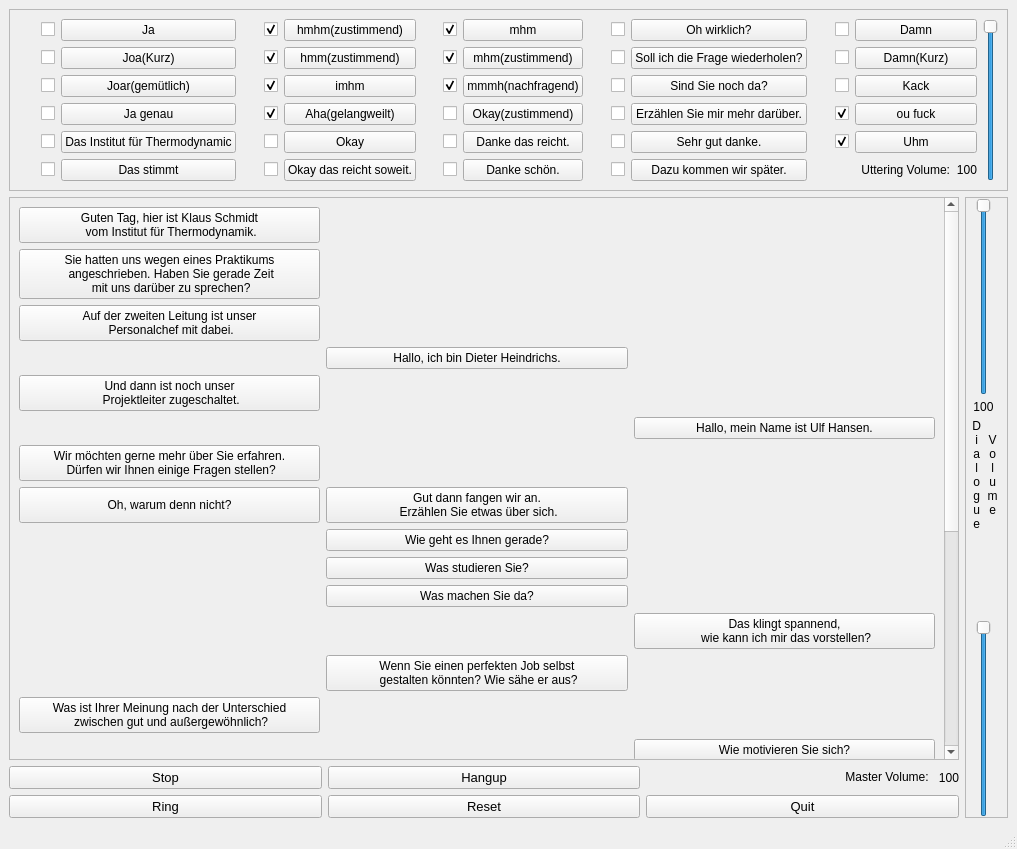
Before: the Qt Designer form DialogueSampler.ui in JoReIMT/Dialogue-Sample-Player, drawn with Qt 5.
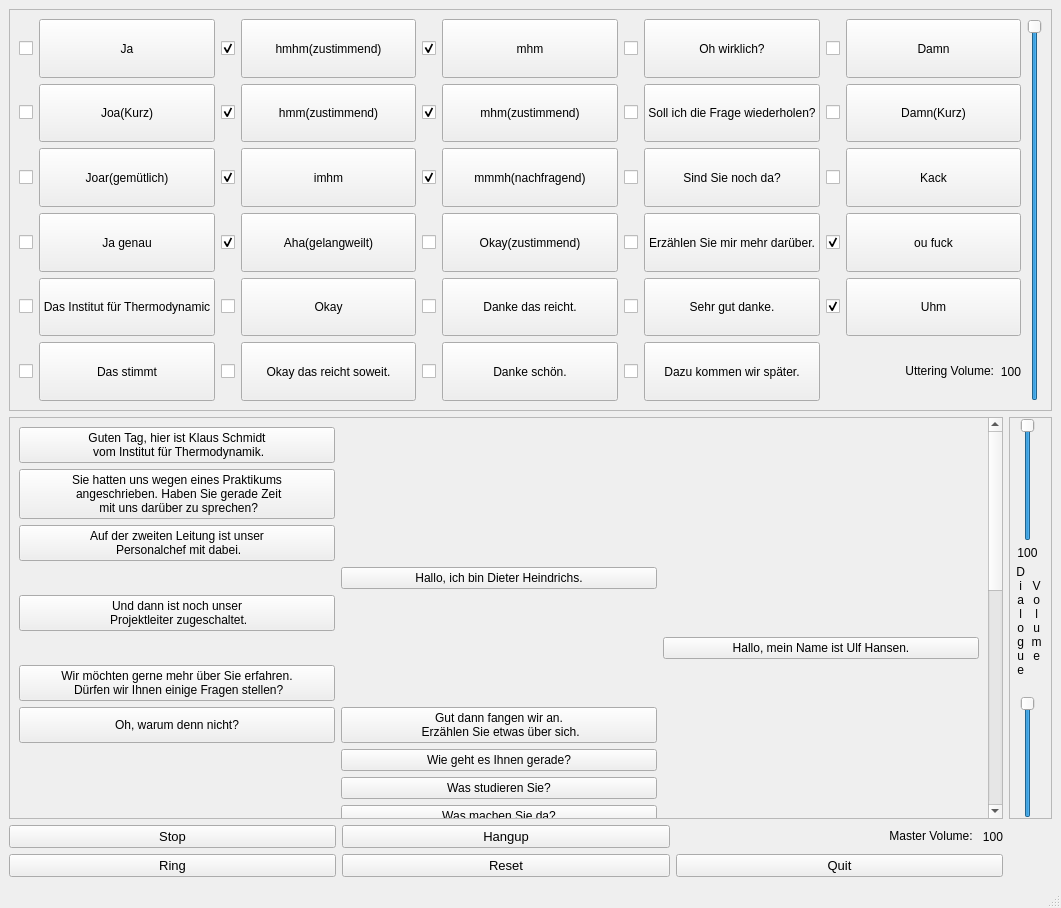
After: the same form once the commit is applied. Icons and pictures are not drawn.

Patch:
```diff
--- a/DialogueSampler.ui
+++ b/DialogueSampler.ui
@@ -6,8 +6,8 @@
    <rect>
     <x>0</x>
     <y>0</y>
-    <width>1017</width>
-    <height>849</height>
+    <width>1061</width>
+    <height>908</height>
    </rect>
   </property>
   <property name="sizePolicy">
@@ -31,7 +31,7 @@
     <item row="1" column="0" colspan="3">
      <widget class="QScrollArea" name="scrollArea">
       <property name="sizePolicy">
-       <sizepolicy hsizetype="Expanding" vsizetype="Expanding">
+       <sizepolicy hsizetype="Expanding" vsizetype="MinimumExpanding">
         <horstretch>0</horstretch>
         <verstretch>0</verstretch>
        </sizepolicy>
@@ -44,8 +44,8 @@
         <rect>
          <x>0</x>
          <y>0</y>
-         <width>936</width>
-         <height>922</height>
+         <width>962</width>
+         <height>1136</height>
         </rect>
        </property>
        <layout class="QGridLayout" name="gridLayout">
@@ -65,7 +65,7 @@
         <item row="21" column="2">
          <widget class="QPushButton" name="pushButton_37">
           <property name="sizePolicy">
-           <sizepolicy hsizetype="Minimum" vsizetype="Minimum">
+           <sizepolicy hsizetype="Minimum" vsizetype="MinimumExpanding">
             <horstretch>0</horstretch>
             <verstretch>0</verstretch>
            </sizepolicy>
@@ -132,7 +132,7 @@
         <item row="13" column="1">
          <widget class="QPushButton" name="pushButton_34">
           <property name="sizePolicy">
-           <sizepolicy hsizetype="Minimum" vsizetype="Minimum">
+           <sizepolicy hsizetype="Minimum" vsizetype="MinimumExpanding">
             <horstretch>0</horstretch>
             <verstretch>0</verstretch>
            </sizepolicy>
@@ -145,7 +145,7 @@
         <item row="11" column="1">
          <widget class="QPushButton" name="pushButton_16">
           <property name="sizePolicy">
-           <sizepolicy hsizetype="Minimum" vsizetype="Minimum">
+           <sizepolicy hsizetype="Minimum" vsizetype="MinimumExpanding">
             <horstretch>0</horstretch>
             <verstretch>0</verstretch>
            </sizepolicy>
@@ -158,7 +158,7 @@
         <item row="10" column="1">
          <widget class="QPushButton" name="pushButton_23">
           <property name="sizePolicy">
-           <sizepolicy hsizetype="Minimum" vsizetype="Minimum">
+           <sizepolicy hsizetype="Minimum" vsizetype="MinimumExpanding">
             <horstretch>0</horstretch>
             <verstretch>0</verstretch>
            </sizepolicy>
@@ -171,7 +171,7 @@
         <item row="9" column="1">
          <widget class="QPushButton" name="pushButton_27">
           <property name="sizePolicy">
-           <sizepolicy hsizetype="Minimum" vsizetype="Minimum">
+           <sizepolicy hsizetype="Minimum" vsizetype="MinimumExpanding">
             <horstretch>0</horstretch>
             <verstretch>0</verstretch>
            </sizepolicy>
@@ -185,7 +185,7 @@
         <item row="9" column="0">
          <widget class="QPushButton" name="pushButton_19">
           <property name="sizePolicy">
-           <sizepolicy hsizetype="Minimum" vsizetype="Minimum">
+           <sizepolicy hsizetype="Minimum" vsizetype="MinimumExpanding">
             <horstretch>0</horstretch>
             <verstretch>0</verstretch>
            </sizepolicy>
@@ -198,7 +198,7 @@
         <item row="7" column="2">
          <widget class="QPushButton" name="pushButton_22">
           <property name="sizePolicy">
-           <sizepolicy hsizetype="Minimum" vsizetype="Minimum">
+           <sizepolicy hsizetype="Minimum" vsizetype="MinimumExpanding">
             <horstretch>0</horstretch>
             <verstretch>0</verstretch>
            </sizepolicy>
@@ -224,7 +224,7 @@
         <item row="3" column="1">
          <widget class="QPushButton" name="pushButton_11">
           <property name="sizePolicy">
-           <sizepolicy hsizetype="Minimum" vsizetype="Minimum">
+           <sizepolicy hsizetype="Minimum" vsizetype="MinimumExpanding">
             <horstretch>0</horstretch>
             <verstretch>0</verstretch>
            </sizepolicy>
@@ -237,7 +237,7 @@
         <item row="1" column="0">
          <widget class="QPushButton" name="pushButton_2">
           <property name="sizePolicy">
-           <sizepolicy hsizetype="Minimum" vsizetype="Minimum">
+           <sizepolicy hsizetype="Minimum" vsizetype="MinimumExpanding">
             <horstretch>0</horstretch>
             <verstretch>0</verstretch>
            </sizepolicy>
@@ -249,24 +249,10 @@
           </property>
          </widget>
         </item>
-        <item row="5" column="0">
-         <widget class="QPushButton" name="pushButton_13">
-          <property name="sizePolicy">
-           <sizepolicy hsizetype="Minimum" vsizetype="Minimum">
-            <horstretch>0</horstretch>
-            <verstretch>0</verstretch>
-           </sizepolicy>
-          </property>
-          <property name="text">
-           <string>Und dann ist noch unser 
- Projektleiter zugeschaltet.</string>
-          </property>
-         </widget>
-        </item>
         <item row="2" column="0">
          <widget class="QPushButton" name="pushButton_3">
           <property name="sizePolicy">
-           <sizepolicy hsizetype="Minimum" vsizetype="Minimum">
+           <sizepolicy hsizetype="Minimum" vsizetype="MinimumExpanding">
             <horstretch>0</horstretch>
             <verstretch>0</verstretch>
            </sizepolicy>
@@ -280,7 +266,7 @@
         <item row="0" column="0">
          <widget class="QPushButton" name="pushButton_1">
           <property name="sizePolicy">
-           <sizepolicy hsizetype="Minimum" vsizetype="Minimum">
+           <sizepolicy hsizetype="Minimum" vsizetype="MinimumExpanding">
             <horstretch>0</horstretch>
             <verstretch>0</verstretch>
            </sizepolicy>
@@ -294,7 +280,7 @@
         <item row="8" column="0">
          <widget class="QPushButton" name="pushButton_30">
           <property name="sizePolicy">
-           <sizepolicy hsizetype="Minimum" vsizetype="Minimum">
+           <sizepolicy hsizetype="Minimum" vsizetype="MinimumExpanding">
             <horstretch>0</horstretch>
             <verstretch>0</verstretch>
            </sizepolicy>
@@ -321,7 +307,7 @@
         <item row="19" column="0">
          <widget class="QPushButton" name="pushButton_55">
           <property name="sizePolicy">
-           <sizepolicy hsizetype="Minimum" vsizetype="Minimum">
+           <sizepolicy hsizetype="Minimum" vsizetype="MinimumExpanding">
             <horstretch>0</horstretch>
             <verstretch>0</verstretch>
            </sizepolicy>
@@ -362,7 +348,7 @@
         <item row="18" column="1">
          <widget class="QPushButton" name="pushButton_45">
           <property name="sizePolicy">
-           <sizepolicy hsizetype="Minimum" vsizetype="Minimum">
+           <sizepolicy hsizetype="Minimum" vsizetype="MinimumExpanding">
             <horstretch>0</horstretch>
             <verstretch>0</verstretch>
            </sizepolicy>
@@ -403,7 +389,7 @@
         <item row="14" column="2">
          <widget class="QPushButton" name="pushButton_57">
           <property name="sizePolicy">
-           <sizepolicy hsizetype="Minimum" vsizetype="Minimum">
+           <sizepolicy hsizetype="Minimum" vsizetype="MinimumExpanding">
             <horstretch>0</horstretch>
             <verstretch>0</verstretch>
            </sizepolicy>
@@ -414,137 +400,28 @@
           </property>
          </widget>
         </item>
-       </layout>
-      </widget>
-     </widget>
-    </item>
-    <item row="2" column="0">
-     <widget class="QPushButton" name="pushButton_75">
-      <property name="font">
-       <font>
-        <pointsize>10</pointsize>
-       </font>
-      </property>
-      <property name="text">
-       <string>Stop</string>
-      </property>
-     </widget>
-    </item>
-    <item row="2" column="1">
-     <widget class="QPushButton" name="pushButton_76">
-      <property name="font">
-       <font>
-        <pointsize>10</pointsize>
-       </font>
-      </property>
-      <property name="text">
-       <string>Hangup</string>
-      </property>
-     </widget>
-    </item>
-    <item row="2" column="2">
-     <layout class="QGridLayout" name="gridLayout_6">
-      <item row="0" column="2">
-       <layout class="QGridLayout" name="gridLayout_4">
-        <item row="0" column="1">
-         <widget class="QLabel" name="label_4">
+        <item row="5" column="0">
+         <widget class="QPushButton" name="pushButton_13">
           <property name="sizePolicy">
-           <sizepolicy hsizetype="Preferred" vsizetype="Preferred">
+           <sizepolicy hsizetype="Minimum" vsizetype="MinimumExpanding">
             <horstretch>0</horstretch>
             <verstretch>0</verstretch>
            </sizepolicy>
           </property>
-          <property name="minimumSize">
-           <size>
-            <width>20</width>
-            <height>0</height>
-           </size>
-          </property>
           <property name="text">
-           <string>100</string>
-          </property>
-          <property name="alignment">
-           <set>Qt::AlignRight|Qt::AlignTrailing|Qt::AlignVCenter</set>
-          </property>
-         </widget>
-        </item>
-        <item row="0" column="0">
-         <widget class="QLabel" name="label_2">
-          <property name="text">
-           <string>&lt;html&gt;&lt;head/&gt;&lt;body&gt;&lt;p align=&quot;right&quot;&gt;Master Volume: &lt;/p&gt;&lt;/body&gt;&lt;/html&gt;</string>
-          </property>
-          <property name="alignment">
-           <set>Qt::AlignRight|Qt::AlignTrailing|Qt::AlignVCenter</set>
+           <string>Und dann ist noch unser 
+ Projektleiter zugeschaltet.</string>
           </property>
          </widget>
         </item>
        </layout>
-      </item>
-      <item row="0" column="0">
-       <widget class="QFrame" name="frame_4">
-        <property name="frameShape">
-         <enum>QFrame::NoFrame</enum>
-        </property>
-        <property name="frameShadow">
-         <enum>QFrame::Plain</enum>
-        </property>
-       </widget>
-      </item>
-      <item row="0" column="1">
-       <widget class="QFrame" name="frame_6">
-        <property name="frameShape">
-         <enum>QFrame::NoFrame</enum>
-        </property>
-        <property name="frameShadow">
-         <enum>QFrame::Plain</enum>
-        </property>
-        <property name="lineWidth">
-         <number>0</number>
-        </property>
-       </widget>
-      </item>
-     </layout>
-    </item>
-    <item row="3" column="0">
-     <widget class="QPushButton" name="pushButton_77">
-      <property name="font">
-       <font>
-        <pointsize>10</pointsize>
-       </font>
-      </property>
-      <property name="text">
-       <string>Ring</string>
-      </property>
+      </widget>
      </widget>
     </item>
-    <item row="3" column="1">
-     <widget class="QPushButton" name="pushButton_74">
-      <property name="font">
-       <font>
-        <pointsize>10</pointsize>
-       </font>
-      </property>
-      <property name="text">
-       <string>Reset</string>
-      </property>
-     </widget>
-    </item>
-    <item row="3" column="2">
-     <widget class="QPushButton" name="pushButton_73">
-      <property name="font">
-       <font>
-        <pointsize>10</pointsize>
-       </font>
-      </property>
-      <property name="text">
-       <string>Quit</string>
-      </property>
-     </widget>
-    </item>
-    <item row="1" column="3" rowspan="3">
+    <item row="1" column="3">
      <widget class="QFrame" name="frame">
       <property name="sizePolicy">
-       <sizepolicy hsizetype="Maximum" vsizetype="Minimum">
+       <sizepolicy hsizetype="Maximum" vsizetype="MinimumExpanding">
         <horstretch>0</horstretch>
         <verstretch>0</verstretch>
        </sizepolicy>
@@ -674,10 +551,133 @@
       </layout>
      </widget>
     </item>
+    <item row="2" column="0">
+     <widget class="QPushButton" name="pushButton_75">
+      <property name="font">
+       <font>
+        <pointsize>10</pointsize>
+       </font>
+      </property>
+      <property name="text">
+       <string>Stop</string>
+      </property>
+     </widget>
+    </item>
+    <item row="2" column="1">
+     <widget class="QPushButton" name="pushButton_76">
+      <property name="font">
+       <font>
+        <pointsize>10</pointsize>
+       </font>
+      </property>
+      <property name="text">
+       <string>Hangup</string>
+      </property>
+     </widget>
+    </item>
+    <item row="2" column="2">
+     <layout class="QGridLayout" name="gridLayout_6">
+      <item row="0" column="2">
+       <layout class="QGridLayout" name="gridLayout_4">
+        <item row="0" column="1">
+         <widget class="QLabel" name="label_4">
+          <property name="sizePolicy">
+           <sizepolicy hsizetype="Preferred" vsizetype="Preferred">
+            <horstretch>0</horstretch>
+            <verstretch>0</verstretch>
+           </sizepolicy>
+          </property>
+          <property name="minimumSize">
+           <size>
+            <width>20</width>
+            <height>0</height>
+           </size>
+          </property>
+          <property name="text">
+           <string>100</string>
+          </property>
+          <property name="alignment">
+           <set>Qt::AlignRight|Qt::AlignTrailing|Qt::AlignVCenter</set>
+          </property>
+         </widget>
+        </item>
+        <item row="0" column="0">
+         <widget class="QLabel" name="label_2">
+          <property name="text">
+           <string>&lt;html&gt;&lt;head/&gt;&lt;body&gt;&lt;p align=&quot;right&quot;&gt;Master Volume: &lt;/p&gt;&lt;/body&gt;&lt;/html&gt;</string>
+          </property>
+          <property name="alignment">
+           <set>Qt::AlignRight|Qt::AlignTrailing|Qt::AlignVCenter</set>
+          </property>
+         </widget>
+        </item>
+       </layout>
+      </item>
+      <item row="0" column="0">
+       <widget class="QFrame" name="frame_4">
+        <property name="frameShape">
+         <enum>QFrame::NoFrame</enum>
+        </property>
+        <property name="frameShadow">
+         <enum>QFrame::Plain</enum>
+        </property>
+       </widget>
+      </item>
+      <item row="0" column="1">
+       <widget class="QFrame" name="frame_6">
+        <property name="frameShape">
+         <enum>QFrame::NoFrame</enum>
+        </property>
+        <property name="frameShadow">
+         <enum>QFrame::Plain</enum>
+        </property>
+        <property name="lineWidth">
+         <number>0</number>
+        </property>
+       </widget>
+      </item>
+     </layout>
+    </item>
+    <item row="3" column="0">
+     <widget class="QPushButton" name="pushButton_77">
+      <property name="font">
+       <font>
+        <pointsize>10</pointsize>
+       </font>
+      </property>
+      <property name="text">
+       <string>Ring</string>
+      </property>
+     </widget>
+    </item>
+    <item row="3" column="1">
+     <widget class="QPushButton" name="pushButton_74">
+      <property name="font">
+       <font>
+        <pointsize>10</pointsize>
+       </font>
+      </property>
+      <property name="text">
+       <string>Reset</string>
+      </property>
+     </widget>
+    </item>
+    <item row="3" column="2">
+     <widget class="QPushButton" name="pushButton_73">
+      <property name="font">
+       <font>
+        <pointsize>10</pointsize>
+       </font>
+      </property>
+      <property name="text">
+       <string>Quit</string>
+      </property>
+     </widget>
+    </item>
     <item row="0" column="0" colspan="4">
      <widget class="QScrollArea" name="scrollArea_2">
       <property name="sizePolicy">
-       <sizepolicy hsizetype="Expanding" vsizetype="Minimum">
+       <sizepolicy hsizetype="Expanding" vsizetype="Expanding">
         <horstretch>0</horstretch>
         <verstretch>0</verstretch>
        </sizepolicy>
@@ -690,15 +690,15 @@
         <rect>
          <x>0</x>
          <y>0</y>
-         <width>997</width>
-         <height>186</height>
+         <width>1035</width>
+         <height>369</height>
         </rect>
        </property>
        <layout class="QGridLayout" name="gridLayout_8">
         <item row="2" column="7">
          <widget class="QPushButton" name="pushButton_79">
           <property name="sizePolicy">
-           <sizepolicy hsizetype="Minimum" vsizetype="Minimum">
+           <sizepolicy hsizetype="MinimumExpanding" vsizetype="MinimumExpanding">
             <horstretch>0</horstretch>
             <verstretch>0</verstretch>
            </sizepolicy>
@@ -711,7 +711,7 @@
         <item row="2" column="3">
          <widget class="QPushButton" name="pushButton_28">
           <property name="sizePolicy">
-           <sizepolicy hsizetype="Minimum" vsizetype="Minimum">
+           <sizepolicy hsizetype="MinimumExpanding" vsizetype="MinimumExpanding">
             <horstretch>0</horstretch>
             <verstretch>0</verstretch>
            </sizepolicy>
@@ -724,7 +724,7 @@
         <item row="3" column="1">
          <widget class="QPushButton" name="pushButton_24">
           <property name="sizePolicy">
-           <sizepolicy hsizetype="Minimum" vsizetype="Minimum">
+           <sizepolicy hsizetype="Minimum" vsizetype="MinimumExpanding">
             <horstretch>0</horstretch>
             <verstretch>0</verstretch>
            </sizepolicy>
@@ -737,7 +737,7 @@
         <item row="0" column="7">
          <widget class="QPushButton" name="pushButton_85">
           <property name="sizePolicy">
-           <sizepolicy hsizetype="Minimum" vsizetype="Minimum">
+           <sizepolicy hsizetype="MinimumExpanding" vsizetype="Minimum">
             <horstretch>0</horstretch>
             <verstretch>0</verstretch>
            </sizepolicy>
@@ -750,7 +750,7 @@
         <item row="3" column="7">
          <widget class="QPushButton" name="pushButton_52">
           <property name="sizePolicy">
-           <sizepolicy hsizetype="Minimum" vsizetype="Minimum">
+           <sizepolicy hsizetype="MinimumExpanding" vsizetype="MinimumExpanding">
             <horstretch>0</horstretch>
             <verstretch>0</verstretch>
            </sizepolicy>
@@ -763,7 +763,7 @@
         <item row="3" column="9">
          <widget class="QPushButton" name="pushButton_43">
           <property name="sizePolicy">
-           <sizepolicy hsizetype="Minimum" vsizetype="Minimum">
+           <sizepolicy hsizetype="MinimumExpanding" vsizetype="MinimumExpanding">
             <horstretch>0</horstretch>
             <verstretch>0</verstretch>
            </sizepolicy>
@@ -776,7 +776,7 @@
         <item row="0" column="5">
          <widget class="QPushButton" name="pushButton_81">
           <property name="sizePolicy">
-           <sizepolicy hsizetype="Minimum" vsizetype="Minimum">
+           <sizepolicy hsizetype="MinimumExpanding" vsizetype="Minimum">
             <horstretch>0</horstretch>
             <verstretch>0</verstretch>
            </sizepolicy>
@@ -789,7 +789,7 @@
         <item row="3" column="3">
          <widget class="QPushButton" name="pushButton_83">
           <property name="sizePolicy">
-           <sizepolicy hsizetype="Minimum" vsizetype="Minimum">
+           <sizepolicy hsizetype="MinimumExpanding" vsizetype="MinimumExpanding">
             <horstretch>0</horstretch>
             <verstretch>0</verstretch>
            </sizepolicy>
@@ -802,7 +802,7 @@
         <item row="5" column="3">
          <widget class="QPushButton" name="pushButton_56">
           <property name="sizePolicy">
-           <sizepolicy hsizetype="Minimum" vsizetype="Minimum">
+           <sizepolicy hsizetype="MinimumExpanding" vsizetype="MinimumExpanding">
             <horstretch>0</horstretch>
             <verstretch>0</verstretch>
            </sizepolicy>
@@ -815,7 +815,7 @@
         <item row="1" column="1">
          <widget class="QPushButton" name="pushButton_21">
           <property name="sizePolicy">
-           <sizepolicy hsizetype="Minimum" vsizetype="Minimum">
+           <sizepolicy hsizetype="Minimum" vsizetype="MinimumExpanding">
             <horstretch>0</horstretch>
             <verstretch>0</verstretch>
            </sizepolicy>
@@ -828,7 +828,7 @@
         <item row="4" column="3">
          <widget class="QPushButton" name="pushButton_86">
           <property name="sizePolicy">
-           <sizepolicy hsizetype="Minimum" vsizetype="Minimum">
+           <sizepolicy hsizetype="MinimumExpanding" vsizetype="MinimumExpanding">
             <horstretch>0</horstretch>
             <verstretch>0</verstretch>
            </sizepolicy>
@@ -841,7 +841,7 @@
         <item row="4" column="5">
          <widget class="QPushButton" name="pushButton_59">
           <property name="sizePolicy">
-           <sizepolicy hsizetype="Minimum" vsizetype="Minimum">
+           <sizepolicy hsizetype="MinimumExpanding" vsizetype="MinimumExpanding">
             <horstretch>0</horstretch>
             <verstretch>0</verstretch>
            </sizepolicy>
@@ -854,7 +854,7 @@
         <item row="5" column="5">
          <widget class="QPushButton" name="pushButton_48">
           <property name="sizePolicy">
-           <sizepolicy hsizetype="Minimum" vsizetype="Minimum">
+           <sizepolicy hsizetype="MinimumExpanding" vsizetype="MinimumExpanding">
             <horstretch>0</horstretch>
             <verstretch>0</verstretch>
            </sizepolicy>
@@ -867,7 +867,7 @@
         <item row="4" column="7">
          <widget class="QPushButton" name="pushButton_54">
           <property name="sizePolicy">
-           <sizepolicy hsizetype="Minimum" vsizetype="Minimum">
+           <sizepolicy hsizetype="MinimumExpanding" vsizetype="MinimumExpanding">
             <horstretch>0</horstretch>
             <verstretch>0</verstretch>
            </sizepolicy>
@@ -880,7 +880,7 @@
         <item row="2" column="1">
          <widget class="QPushButton" name="pushButton_20">
           <property name="sizePolicy">
-           <sizepolicy hsizetype="Minimum" vsizetype="Minimum">
+           <sizepolicy hsizetype="Minimum" vsizetype="MinimumExpanding">
             <horstretch>0</horstretch>
             <verstretch>0</verstretch>
            </sizepolicy>
@@ -893,7 +893,7 @@
         <item row="2" column="5">
          <widget class="QPushButton" name="pushButton_87">
           <property name="sizePolicy">
-           <sizepolicy hsizetype="Minimum" vsizetype="Minimum">
+           <sizepolicy hsizetype="MinimumExpanding" vsizetype="MinimumExpanding">
             <horstretch>0</horstretch>
             <verstretch>0</verstretch>
            </sizepolicy>
@@ -906,7 +906,7 @@
         <item row="3" column="5">
          <widget class="QPushButton" name="pushButton_90">
           <property name="sizePolicy">
-           <sizepolicy hsizetype="Minimum" vsizetype="Minimum">
+           <sizepolicy hsizetype="MinimumExpanding" vsizetype="MinimumExpanding">
             <horstretch>0</horstretch>
             <verstretch>0</verstretch>
            </sizepolicy>
@@ -919,7 +919,7 @@
         <item row="1" column="5">
          <widget class="QPushButton" name="pushButton_58">
           <property name="sizePolicy">
-           <sizepolicy hsizetype="Minimum" vsizetype="Minimum">
+           <sizepolicy hsizetype="MinimumExpanding" vsizetype="MinimumExpanding">
             <horstretch>0</horstretch>
             <verstretch>0</verstretch>
            </sizepolicy>
@@ -932,7 +932,7 @@
         <item row="2" column="9">
          <widget class="QPushButton" name="pushButton_39">
           <property name="sizePolicy">
-           <sizepolicy hsizetype="Minimum" vsizetype="Minimum">
+           <sizepolicy hsizetype="MinimumExpanding" vsizetype="MinimumExpanding">
             <horstretch>0</horstretch>
             <verstretch>0</verstretch>
            </sizepolicy>
@@ -945,7 +945,7 @@
         <item row="0" column="1">
          <widget class="QPushButton" name="pushButton_18">
           <property name="sizePolicy">
-           <sizepolicy hsizetype="Minimum" vsizetype="Minimum">
+           <sizepolicy hsizetype="MinimumExpanding" vsizetype="MinimumExpanding">
             <horstretch>0</horstretch>
             <verstretch>0</verstretch>
            </sizepolicy>
@@ -958,7 +958,7 @@
         <item row="1" column="3">
          <widget class="QPushButton" name="pushButton_40">
           <property name="sizePolicy">
-           <sizepolicy hsizetype="Minimum" vsizetype="Minimum">
+           <sizepolicy hsizetype="MinimumExpanding" vsizetype="MinimumExpanding">
             <horstretch>0</horstretch>
             <verstretch>0</verstretch>
            </sizepolicy>
@@ -971,7 +971,7 @@
         <item row="4" column="1">
          <widget class="QPushButton" name="pushButton_31">
           <property name="sizePolicy">
-           <sizepolicy hsizetype="Minimum" vsizetype="Minimum">
+           <sizepolicy hsizetype="Minimum" vsizetype="MinimumExpanding">
             <horstretch>0</horstretch>
             <verstretch>0</verstretch>
            </sizepolicy>
@@ -984,7 +984,7 @@
         <item row="4" column="9">
          <widget class="QPushButton" name="pushButton_65">
           <property name="sizePolicy">
-           <sizepolicy hsizetype="Minimum" vsizetype="Minimum">
+           <sizepolicy hsizetype="MinimumExpanding" vsizetype="MinimumExpanding">
             <horstretch>0</horstretch>
             <verstretch>0</verstretch>
            </sizepolicy>
@@ -1000,7 +1000,7 @@
         <item row="5" column="1">
          <widget class="QPushButton" name="pushButton_33">
           <property name="sizePolicy">
-           <sizepolicy hsizetype="Minimum" vsizetype="Minimum">
+           <sizepolicy hsizetype="Minimum" vsizetype="MinimumExpanding">
             <horstretch>0</horstretch>
             <verstretch>0</verstretch>
            </sizepolicy>
@@ -1013,7 +1013,7 @@
         <item row="0" column="9">
          <widget class="QPushButton" name="pushButton_36">
           <property name="sizePolicy">
-           <sizepolicy hsizetype="Minimum" vsizetype="Minimum">
+           <sizepolicy hsizetype="MinimumExpanding" vsizetype="Minimum">
             <horstretch>0</horstretch>
             <verstretch>0</verstretch>
            </sizepolicy>
@@ -1026,7 +1026,7 @@
         <item row="1" column="9">
          <widget class="QPushButton" name="pushButton_84">
           <property name="sizePolicy">
-           <sizepolicy hsizetype="Minimum" vsizetype="Minimum">
+           <sizepolicy hsizetype="MinimumExpanding" vsizetype="MinimumExpanding">
             <horstretch>0</horstretch>
             <verstretch>0</verstretch>
            </sizepolicy>
@@ -1038,6 +1038,12 @@
         </item>
         <item row="1" column="7">
          <widget class="QPushButton" name="pushButton_78">
+          <property name="sizePolicy">
+           <sizepolicy hsizetype="MinimumExpanding" vsizetype="MinimumExpanding">
+            <horstretch>0</horstretch>
+            <verstretch>0</verstretch>
+           </sizepolicy>
+          </property>
           <property name="text">
            <string>Soll ich die Frage wiederholen?</string>
           </property>
@@ -1046,7 +1052,7 @@
         <item row="0" column="3">
          <widget class="QPushButton" name="pushButton_80">
           <property name="sizePolicy">
-           <sizepolicy hsizetype="Minimum" vsizetype="Minimum">
+           <sizepolicy hsizetype="MinimumExpanding" vsizetype="Minimum">
             <horstretch>0</horstretch>
             <verstretch>0</verstretch>
            </sizepolicy>
@@ -1059,7 +1065,7 @@
         <item row="0" column="10" rowspan="6">
          <widget class="QSlider" name="slider_1">
           <property name="sizePolicy">
-           <sizepolicy hsizetype="Fixed" vsizetype="Minimum">
+           <sizepolicy hsizetype="Fixed" vsizetype="MinimumExpanding">
             <horstretch>0</horstretch>
             <verstretch>0</verstretch>
            </sizepolicy>
@@ -1434,6 +1440,12 @@
         </item>
         <item row="5" column="7">
          <widget class="QPushButton" name="pushButton_91">
+          <property name="sizePolicy">
+           <sizepolicy hsizetype="MinimumExpanding" vsizetype="MinimumExpanding">
+            <horstretch>0</horstretch>
+            <verstretch>0</verstretch>
+           </sizepolicy>
+          </property>
           <property name="text">
            <string>Dazu kommen wir später.</string>
           </property>
```
Left out of the diff: 28 changed lines with no effect on the pictures.
